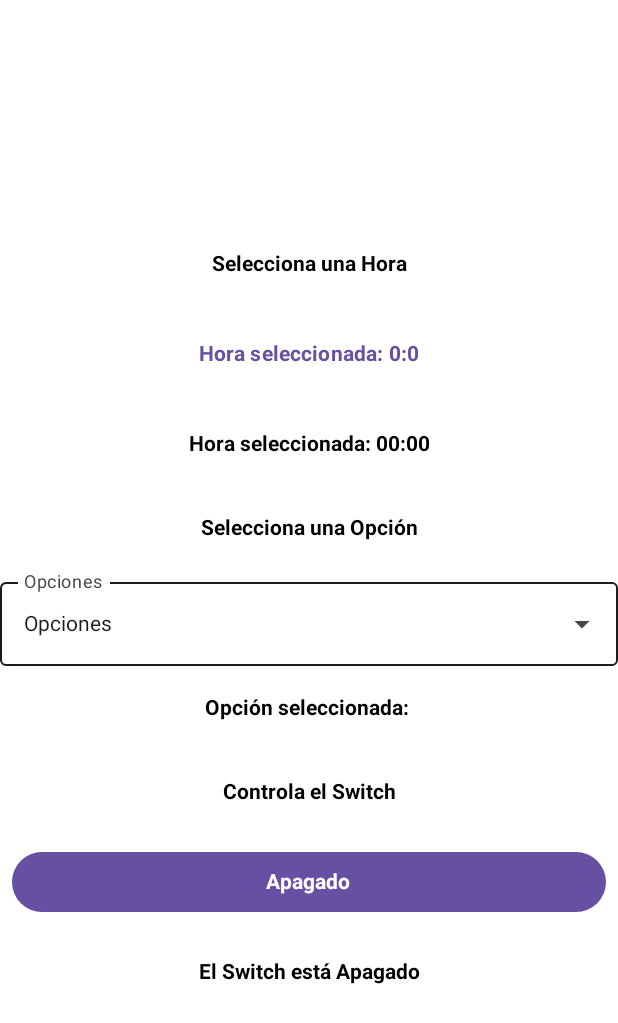
After one commit to Gabitop42/NightGuard_3.1, an Android app built with Jetpack Compose: the ToolsView screen opened through its navigation route, on a phone screen of 412 x 824 dp. The commit adds this screen. Shown: the top 1023 px of the screen. Run offline under Robolectric (Android 15) with nearby library versions, the phone set to English and light mode, and no system bars.

Commit message:
AVANCE TOOLS

```diff
--- a/app/build.gradle.kts
+++ b/app/build.gradle.kts
@@ -58,6 +58,7 @@ dependencies {
 
     implementation("org.mindrot:jbcrypt:0.4")
     implementation(libs.androidx.datastore.preferences.core.jvm)
+    implementation(libs.androidx.ui.test.android)
 
     val nav_version = "2.8.0"
     implementation("androidx.navigation:navigation-compose:$nav_version")
--- /dev/null
+++ b/app/src/main/java/com/sajla/nightguard_31/components/hour/hours.kt
@@ -0,0 +1,53 @@
+package com.sajla.nightguard_31.components.hour
+
+import android.app.TimePickerDialog
+import android.content.Context
+import androidx.compose.foundation.layout.fillMaxWidth
+import androidx.compose.foundation.layout.padding
+import androidx.compose.material3.Text
+import androidx.compose.material3.TextButton
+import androidx.compose.runtime.Composable
+import androidx.compose.runtime.remember
+import androidx.compose.runtime.mutableStateOf
+import androidx.compose.runtime.saveable.rememberSaveable
+import androidx.compose.ui.Modifier
+import androidx.compose.ui.text.font.FontWeight
+import androidx.compose.ui.unit.dp
+import java.util.Calendar
+
+@Composable
+fun CustomTimePicker(
+    context: Context,
+    modifier: Modifier = Modifier,
+    initialHour: Int = Calendar.getInstance().get(Calendar.HOUR_OF_DAY),
+    initialMinute: Int = Calendar.getInstance().get(Calendar.MINUTE),
+    onTimeSelected: (String) -> Unit
+) {
+    val timeState = rememberSaveable { mutableStateOf("$initialHour:$initialMinute") }
+
+    val timePickerDialog = remember {
+        TimePickerDialog(
+            context,
+            { _, hour: Int, minute: Int ->
+                val formattedTime = String.format("%02d:%02d", hour, minute)
+                timeState.value = formattedTime
+                onTimeSelected(formattedTime)
+            },
+            initialHour,
+            initialMinute,
+            true
+        )
+    }
+
+    TextButton(
+        onClick = { timePickerDialog.show() },
+        modifier = modifier
+            .fillMaxWidth()
+            .padding(8.dp)
+    ) {
+        Text(
+            text = "Hora seleccionada: ${timeState.value}",
+            fontWeight = FontWeight.Bold
+        )
+    }
+}
--- /dev/null
+++ b/app/src/main/java/com/sajla/nightguard_31/components/lists/lists.kt
@@ -0,0 +1,56 @@
+package com.sajla.nightguard_31.components.lists
+
+import androidx.compose.foundation.layout.fillMaxWidth
+import androidx.compose.material3.*
+import androidx.compose.runtime.*
+import androidx.compose.ui.Modifier
+
+@OptIn(ExperimentalMaterial3Api::class)
+@Composable
+fun CustomDropdown(
+    options: List<String>,
+    modifier: Modifier = Modifier,
+    label: String = "Selecciona una opción",
+    onOptionSelected: (String) -> Unit
+) {
+    var expanded by remember { mutableStateOf(false) }
+    var selectedOption by remember { mutableStateOf(label) }
+
+    ExposedDropdownMenuBox(
+        expanded = expanded,
+        onExpandedChange = { expanded = !expanded },
+        modifier = modifier
+    ) {
+        OutlinedTextField(
+            value = selectedOption,
+            onValueChange = {},
+            readOnly = true,
+            label = { Text(label) },
+            modifier = Modifier
+                .menuAnchor()
+                .fillMaxWidth(),
+            trailingIcon = {
+                ExposedDropdownMenuDefaults.TrailingIcon(expanded = expanded)
+            },
+            colors = TextFieldDefaults.outlinedTextFieldColors(
+                focusedBorderColor = MaterialTheme.colorScheme.primary,
+                unfocusedBorderColor = MaterialTheme.colorScheme.onSurface
+            )
+        )
+        ExposedDropdownMenu(
+            expanded = expanded,
+            onDismissRequest = { expanded = false }
+        ) {
+            options.forEach { option ->
+                DropdownMenuItem(
+                    onClick = {
+                        selectedOption = option
+                        expanded = false
+                        onOptionSelected(option)
+                    },
+                    text = { Text(option) }
+                )
+            }
+        }
+    }
+}
--- /dev/null
+++ b/app/src/main/java/com/sajla/nightguard_31/components/switchs/switchs.kt
@@ -0,0 +1,30 @@
+package com.sajla.nightguard_31.components.switchs
+
+import android.content.Context
+import androidx.compose.foundation.layout.fillMaxWidth
+import androidx.compose.foundation.layout.padding
+import androidx.compose.material3.*
+import androidx.compose.runtime.*
+import androidx.compose.ui.Modifier
+import androidx.compose.ui.text.font.FontWeight
+import androidx.compose.ui.unit.dp
+
+@Composable
+fun CustomSwitch(
+    context: Context,
+    isOn: Boolean,
+    onToggle: () -> Unit,
+    modifier: Modifier = Modifier
+) {
+    Button(
+        onClick = { onToggle() },
+        modifier = modifier
+            .fillMaxWidth()
+            .padding(8.dp)
+    ) {
+        Text(
+            text = if (isOn) "Encendido" else "Apagado",
+            fontWeight = FontWeight.Bold
+        )
+    }
+}
--- /dev/null
+++ b/app/src/main/java/com/sajla/nightguard_31/data/models/HourState.kt
@@ -0,0 +1,9 @@
+package com.sajla.nightguard_31.data.models
+
+data class HourState(
+    val hour: Int = 0,
+    val minute: Int = 0
+) {
+    val formattedTime: String
+        get() = String.format("%02d:%02d", hour, minute)
+}
--- /dev/null
+++ b/app/src/main/java/com/sajla/nightguard_31/data/models/ListState.kt
@@ -0,0 +1,6 @@
+package com.sajla.nightguard_31.data.models
+
+data class ListState(
+    val selectedOption: String = "",
+    val options: List<String> = emptyList()
+)
--- /dev/null
+++ b/app/src/main/java/com/sajla/nightguard_31/data/models/SwtichState.kt
@@ -0,0 +1,5 @@
+package com.sajla.nightguard_31.data.models
+
+data class SwitchState(
+    val isOn: Boolean = false
+)
--- a/app/src/main/java/com/sajla/nightguard_31/data/store/StoreLogin.kt
+++ b/app/src/main/java/com/sajla/nightguard_31/data/store/StoreLogin.kt
@@ -27,5 +27,5 @@ class StoreLogin (private val context: Context) {
         }
 
     }
-
+    //
 }
--- a/app/src/main/java/com/sajla/nightguard_31/navigation/NavManager.kt
+++ b/app/src/main/java/com/sajla/nightguard_31/navigation/NavManager.kt
@@ -1,6 +1,7 @@
 package com.sajla.nightguard_31.navigation
 
 import androidx.compose.runtime.Composable
+import androidx.compose.ui.platform.LocalContext
 import androidx.navigation.compose.NavHost
 import androidx.navigation.compose.composable
 import androidx.navigation.compose.rememberNavController
@@ -9,10 +10,12 @@ import com.sajla.nightguard_31.viewmodel.login.LoginViewModel
 import com.sajla.nightguard_31.viewmodel.register.RegisterViewModel
 import com.sajla.nightguard_31.views.login.LoginView
 import com.sajla.nightguard_31.views.main.MainView
+import com.sajla.nightguard_31.views.tools.ToolsView
 
 @Composable
 fun NavManager(loginViewModel: LoginViewModel, registerViewModel: RegisterViewModel) {
     val navController = rememberNavController()
+
     NavHost(navController = navController, startDestination = "Login") {
         composable("Login") {
             LoginView(navController, loginViewModel)
@@ -23,5 +26,9 @@ fun NavManager(loginViewModel: LoginViewModel, registerViewModel: RegisterViewMo
         composable("Home") {
             MainView(navController)
         }
+        composable("ToolsView") {
+            val context = LocalContext.current
+            ToolsView(navController = navController, context = context)
+        }
     }
 }
--- /dev/null
+++ b/app/src/main/java/com/sajla/nightguard_31/viewmodel/list/ListViewModel.kt
@@ -0,0 +1,24 @@
+package com.sajla.nightguard_31.viewmodel.list
+
+import androidx.compose.runtime.getValue
+import androidx.compose.runtime.mutableStateOf
+import androidx.compose.runtime.setValue
+import androidx.lifecycle.ViewModel
+import com.sajla.nightguard_31.data.models.ListState
+
+class ListViewModel : ViewModel() {
+    var state by mutableStateOf(ListState(options = listOf("Opción 1", "Opción 2", "Opción 3")))
+        private set
+
+    fun onOptionSelected(option: String) {
+        state = state.copy(selectedOption = option)
+    }
+
+    fun updateOptions(newOptions: List<String>) {
+        state = state.copy(options = newOptions)
+    }
+
+    fun resetSelection() {
+        state = state.copy(selectedOption = "")
+    }
+}
--- /dev/null
+++ b/app/src/main/java/com/sajla/nightguard_31/viewmodel/switch/SwitchViewModel.kt
@@ -0,0 +1,14 @@
+package com.sajla.nightguard_31.viewmodel.switch
+
+import androidx.compose.runtime.mutableStateOf
+import androidx.lifecycle.ViewModel
+import com.sajla.nightguard_31.data.models.SwitchState
+
+class SwitchViewModel : ViewModel() {
+    var state = mutableStateOf(SwitchState())
+        private set
+
+    fun toggleSwitch() {
+        state.value = state.value.copy(isOn = !state.value.isOn)
+    }
+}
--- /dev/null
+++ b/app/src/main/java/com/sajla/nightguard_31/viewmodel/time/TimeViewModel.kt
@@ -0,0 +1,20 @@
+package com.sajla.nightguard_31.viewmodel.time
+
+import androidx.compose.runtime.getValue
+import androidx.compose.runtime.mutableStateOf
+import androidx.compose.runtime.setValue
+import androidx.lifecycle.ViewModel
+import com.sajla.nightguard_31.data.models.HourState
+
+class TimeViewModel : ViewModel() {
+    var state by mutableStateOf(HourState())
+        private set
+
+    fun onTimeSelected(hour: Int, minute: Int) {
+        state = state.copy(hour = hour, minute = minute)
+    }
+
+    fun resetTime() {
+        state = HourState()
+    }
+}
--- a/app/src/main/java/com/sajla/nightguard_31/views/login/LoginView.kt
+++ b/app/src/main/java/com/sajla/nightguard_31/views/login/LoginView.kt
@@ -92,6 +92,15 @@ fun LoginView(navController: NavController, viewModel: LoginViewModel) {
         }
 
         Spacer(modifier = Modifier.height(15.dp))
+        LoginButton(
+            name = "Go to Tools",
+            backColor = R.color.button_color_1,
+            color = R.color.teal_200
+        ) {
+            navController.navigate("ToolsView")
+        }
+
+        Spacer(modifier = Modifier.height(15.dp))
         Text(
             text = "Forgot your password?",
             color = colorResource(id = R.color.button_color_1)
--- /dev/null
+++ b/app/src/main/java/com/sajla/nightguard_31/views/tools/ToolsView.kt
@@ -0,0 +1,101 @@
+package com.sajla.nightguard_31.views.tools
+
+import android.content.Context
+import androidx.compose.foundation.layout.Arrangement
+import androidx.compose.foundation.layout.Column
+import androidx.compose.foundation.layout.Spacer
+import androidx.compose.foundation.layout.fillMaxSize
+import androidx.compose.foundation.layout.height
+import androidx.compose.material3.Button
+import androidx.compose.material3.Text
+import androidx.compose.runtime.Composable
+import androidx.compose.ui.Alignment
+import androidx.compose.ui.Modifier
+import androidx.compose.ui.text.font.FontWeight
+import androidx.compose.ui.unit.dp
+import androidx.navigation.NavController
+import androidx.lifecycle.viewmodel.compose.viewModel
+import com.sajla.nightguard_31.components.hour.CustomTimePicker
+import com.sajla.nightguard_31.components.lists.CustomDropdown
+import com.sajla.nightguard_31.components.switchs.CustomSwitch
+import com.sajla.nightguard_31.viewmodel.list.ListViewModel
+import com.sajla.nightguard_31.viewmodel.switch.SwitchViewModel
+import com.sajla.nightguard_31.viewmodel.time.TimeViewModel
+
+@Composable
+fun ToolsView(navController: NavController, context: Context) {
+    val timeViewModel: TimeViewModel = viewModel()
+    val listViewModel: ListViewModel = viewModel()
+    val switchViewModel: SwitchViewModel = viewModel()
+
+    val timeState = timeViewModel.state
+    val listState = listViewModel.state
+    val switchState = switchViewModel.state.value
+
+    Column(
+        modifier = Modifier.fillMaxSize(),
+        horizontalAlignment = Alignment.CenterHorizontally,
+        verticalArrangement = Arrangement.Center
+    ) {
+        Text(text = "Selecciona una Hora", fontWeight = FontWeight.Bold)
+
+        Spacer(modifier = Modifier.height(20.dp))
+
+        CustomTimePicker(
+            context = context,
+            initialHour = timeState.hour,
+            initialMinute = timeState.minute,
+            onTimeSelected = { formattedTime ->
+                val (hour, minute) = formattedTime.split(":").map { it.toInt() }
+                timeViewModel.onTimeSelected(hour, minute)
+            }
+        )
+
+        Spacer(modifier = Modifier.height(20.dp))
+
+        Text(
+            text = "Hora seleccionada: ${timeState.formattedTime}",
+            fontWeight = FontWeight.Bold
+        )
+
+        Spacer(modifier = Modifier.height(40.dp))
+
+        Text(text = "Selecciona una Opción", fontWeight = FontWeight.Bold)
+
+        Spacer(modifier = Modifier.height(20.dp))
+
+        CustomDropdown(
+            options = listState.options,
+            label = "Opciones",
+            onOptionSelected = { selectedOption ->
+                listViewModel.onOptionSelected(selectedOption)
+            }
+        )
+
+        Spacer(modifier = Modifier.height(20.dp))
+
+        Text(
+            text = "Opción seleccionada: ${listState.selectedOption}",
+            fontWeight = FontWeight.Bold
+        )
+
+        Spacer(modifier = Modifier.height(40.dp))
+
+        Text(text = "Controla el Switch", fontWeight = androidx.compose.ui.text.font.FontWeight.Bold)
+
+        Spacer(modifier = Modifier.height(20.dp))
+
+        CustomSwitch(
+            context = context,
+            isOn = switchState.isOn,
+            onToggle = { switchViewModel.toggleSwitch() }
+        )
+
+        Spacer(modifier = Modifier.height(20.dp))
+
+        Text(
+            text = if (switchState.isOn) "El Switch está Prendido" else "El Switch está Apagado",
+            fontWeight = androidx.compose.ui.text.font.FontWeight.Bold
+        )
+    }
+}
--- a/gradle.properties
+++ b/gradle.properties
@@ -21,3 +21,5 @@ kotlin.code.style=official
 # resources declared in the library itself and none from the library's dependencies,
 # thereby reducing the size of the R class for that library
 android.nonTransitiveRClass=true
+
+android.suppressUnsupportedCompileSdk=35
--- a/gradle/libs.versions.toml
+++ b/gradle/libs.versions.toml
@@ -11,6 +11,7 @@ lifecycleRuntimeKtx = "2.8.7"
 activityCompose = "1.9.3"
 composeBom = "2024.04.01"
 datastorePreferencesCoreJvm = "1.1.1"
+uiTestAndroid = "1.7.0"
 
 [libraries]
 androidx-core-ktx = { group = "androidx.core", name = "core-ktx", version.ref = "coreKtx" }
@@ -30,6 +31,7 @@ androidx-ui-test-manifest = { group = "androidx.compose.ui", name = "ui-test-man
 androidx-ui-test-junit4 = { group = "androidx.compose.ui", name = "ui-test-junit4" }
 androidx-material3 = { group = "androidx.compose.material3", name = "material3" }
 androidx-datastore-preferences-core-jvm = { group = "androidx.datastore", name = "datastore-preferences-core-jvm", version.ref = "datastorePreferencesCoreJvm" }
+androidx-ui-test-android = { group = "androidx.compose.ui", name = "ui-test-android", version.ref = "uiTestAndroid" }
 
 [plugins]
 android-application = { id = "com.android.application", version.ref = "agp" }
```
Also changed, not shown: app/src/main/java/com/sajla/nightguard_31/MainActivity.kt (line endings or trailing spaces).
